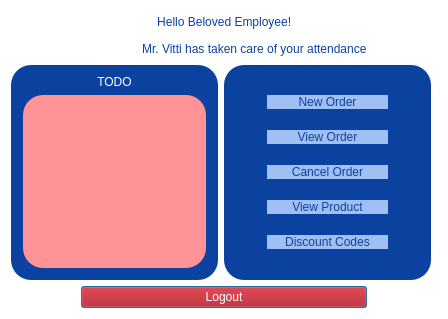
First picture: the form in Bhitti/employeedash.ui, repository BigyaDhungana/Bhitti_v2, before the edit.
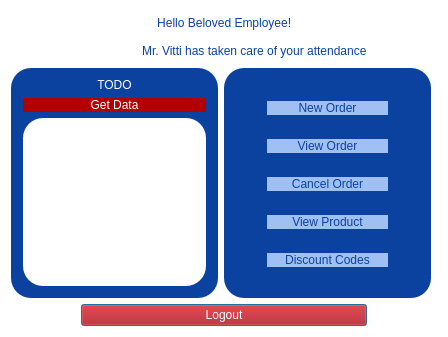
Second picture: the form after the edit. Icons and pictures are not drawn.

```diff
--- a/Bhitti/employeedash.ui
+++ b/Bhitti/employeedash.ui
@@ -7,7 +7,7 @@
     <x>0</x>
     <y>0</y>
     <width>448</width>
-    <height>319</height>
+    <height>337</height>
    </rect>
   </property>
   <property name="windowTitle">
@@ -152,7 +152,7 @@
        <property name="alignment">
         <set>Qt::AlignCenter</set>
        </property>
-       <layout class="QVBoxLayout" name="verticalLayout" stretch="0,99">
+       <layout class="QVBoxLayout" name="verticalLayout" stretch="0,0,0">
         <property name="topMargin">
          <number>4</number>
         </property>
@@ -171,13 +171,21 @@
          </widget>
         </item>
         <item>
-         <widget class="QLabel" name="label_5">
+         <widget class="QPushButton" name="pushButton_7">
           <property name="styleSheet">
-           <string notr="true">background-color: rgb(200, 0, 0);
-background-color: rgb(255, 147, 149);</string>
+           <string notr="true">color: rgb(255, 255, 255);
+background-color: rgb(177, 0, 3);
+font: 900 9pt &quot;Segoe UI Black&quot;;</string>
           </property>
           <property name="text">
-           <string/>
+           <string>Get Data</string>
+          </property>
+         </widget>
+        </item>
+        <item>
+         <widget class="QTableView" name="tableView">
+          <property name="styleSheet">
+           <string notr="true">background-color: rgb(255, 255, 255);</string>
           </property>
          </widget>
         </item>
```
